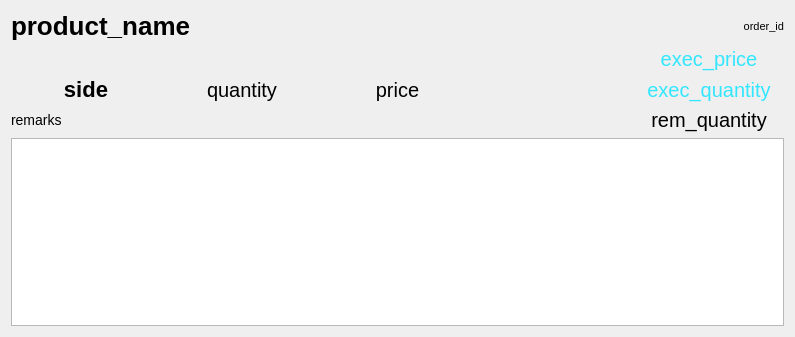
This is src/qt_components/src/qorderbook/whistoric_order.ui in jleahred/maiquel-toolkit-cpp as Qt 5 draws it before an edit. The edited form follows.
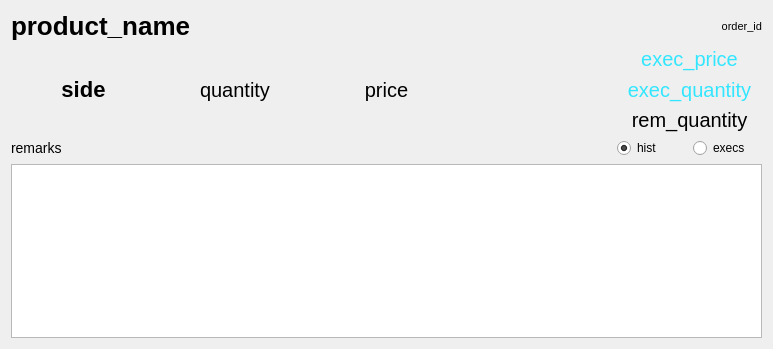
This is the edited form. Custom widgets are drawn as their Qt base class.

Commit message: cimdtrade  added execs history

Diff of the .ui file:
```diff
--- a/src/qt_components/src/qorderbook/whistoric_order.ui
+++ b/src/qt_components/src/qorderbook/whistoric_order.ui
@@ -6,8 +6,8 @@
    <rect>
     <x>0</x>
     <y>0</y>
-    <width>795</width>
-    <height>337</height>
+    <width>773</width>
+    <height>349</height>
    </rect>
   </property>
   <property name="windowTitle">
@@ -58,20 +58,7 @@
      </property>
     </widget>
    </item>
-   <item row="0" column="3" colspan="2">
-    <widget class="QLabel" name="order_id">
-     <property name="text">
-      <string notr="true">order_id</string>
-     </property>
-     <property name="alignment">
-      <set>Qt::AlignRight|Qt::AlignTrailing|Qt::AlignVCenter</set>
-     </property>
-    </widget>
-   </item>
-   <item row="7" column="0" colspan="5">
-    <widget class="QHistoricTable" name="historic"/>
-   </item>
-   <item row="2" column="4">
+   <item row="1" column="4">
     <widget class="QLabel" name="exec_price">
      <property name="text">
       <string notr="true">exec_price</string>
@@ -81,17 +68,7 @@
      </property>
     </widget>
    </item>
-   <item row="3" column="2">
-    <widget class="QLabel" name="price">
-     <property name="text">
-      <string notr="true">price</string>
-     </property>
-     <property name="alignment">
-      <set>Qt::AlignCenter</set>
-     </property>
-    </widget>
-   </item>
-   <item row="3" column="0">
+   <item row="2" column="0">
     <widget class="QLabel" name="side">
      <property name="text">
       <string notr="true">side</string>
@@ -101,7 +78,27 @@
      </property>
     </widget>
    </item>
-   <item row="3" column="4">
+   <item row="2" column="1">
+    <widget class="QLabel" name="quantity">
+     <property name="text">
+      <string notr="true">quantity</string>
+     </property>
+     <property name="alignment">
+      <set>Qt::AlignCenter</set>
+     </property>
+    </widget>
+   </item>
+   <item row="2" column="2">
+    <widget class="QLabel" name="price">
+     <property name="text">
+      <string notr="true">price</string>
+     </property>
+     <property name="alignment">
+      <set>Qt::AlignCenter</set>
+     </property>
+    </widget>
+   </item>
+   <item row="2" column="4">
     <widget class="QLabel" name="exec_quantity">
      <property name="text">
       <string notr="true">exec_quantity</string>
@@ -111,6 +108,26 @@
      </property>
     </widget>
    </item>
+   <item row="3" column="4">
+    <widget class="QLabel" name="rem_quantity">
+     <property name="text">
+      <string notr="true">rem_quantity</string>
+     </property>
+     <property name="alignment">
+      <set>Qt::AlignCenter</set>
+     </property>
+    </widget>
+   </item>
+   <item row="0" column="4">
+    <widget class="QLabel" name="order_id">
+     <property name="text">
+      <string notr="true">order_id</string>
+     </property>
+     <property name="alignment">
+      <set>Qt::AlignRight|Qt::AlignTrailing|Qt::AlignVCenter</set>
+     </property>
+    </widget>
+   </item>
    <item row="4" column="0" colspan="4">
     <widget class="QLabel" name="remarks">
      <property name="text">
@@ -122,23 +139,51 @@
     </widget>
    </item>
    <item row="4" column="4">
-    <widget class="QLabel" name="rem_quantity">
-     <property name="text">
-      <string notr="true">rem_quantity</string>
-     </property>
-     <property name="alignment">
-      <set>Qt::AlignCenter</set>
-     </property>
-    </widget>
+    <layout class="QHBoxLayout" name="horizontalLayout">
+     <item>
+      <widget class="QRadioButton" name="radioButton">
+       <property name="text">
+        <string>hist</string>
+       </property>
+       <property name="checked">
+        <bool>true</bool>
+       </property>
+      </widget>
+     </item>
+     <item>
+      <widget class="QRadioButton" name="radioButton_2">
+       <property name="text">
+        <string>execs</string>
+       </property>
+      </widget>
+     </item>
+    </layout>
    </item>
-   <item row="3" column="1">
-    <widget class="QLabel" name="quantity">
-     <property name="text">
-      <string notr="true">quantity</string>
+   <item row="5" column="0" colspan="5">
+    <widget class="QStackedWidget" name="stackedWidget">
+     <property name="currentIndex">
+      <number>0</number>
      </property>
-     <property name="alignment">
-      <set>Qt::AlignCenter</set>
-     </property>
+     <widget class="QWidget" name="page">
+      <layout class="QVBoxLayout" name="verticalLayout">
+       <property name="margin">
+        <number>0</number>
+       </property>
+       <item>
+        <widget class="QHistoricTable" name="historic"/>
+       </item>
+      </layout>
+     </widget>
+     <widget class="QWidget" name="page_2">
+      <layout class="QVBoxLayout" name="verticalLayout_2">
+       <property name="margin">
+        <number>0</number>
+       </property>
+       <item>
+        <widget class="QExecsTable_one_order" name="executions"/>
+       </item>
+      </layout>
+     </widget>
     </widget>
    </item>
   </layout>
@@ -149,6 +194,11 @@
    <extends>QTableWidget</extends>
    <header>qorderbook/qhistorictable.h</header>
   </customwidget>
+  <customwidget>
+   <class>QExecsTable_one_order</class>
+   <extends>QTableWidget</extends>
+   <header>qorderbook/qexecs_table.h</header>
+  </customwidget>
  </customwidgets>
  <resources/>
  <connections/>
```
The commit also changes 20 other files.
